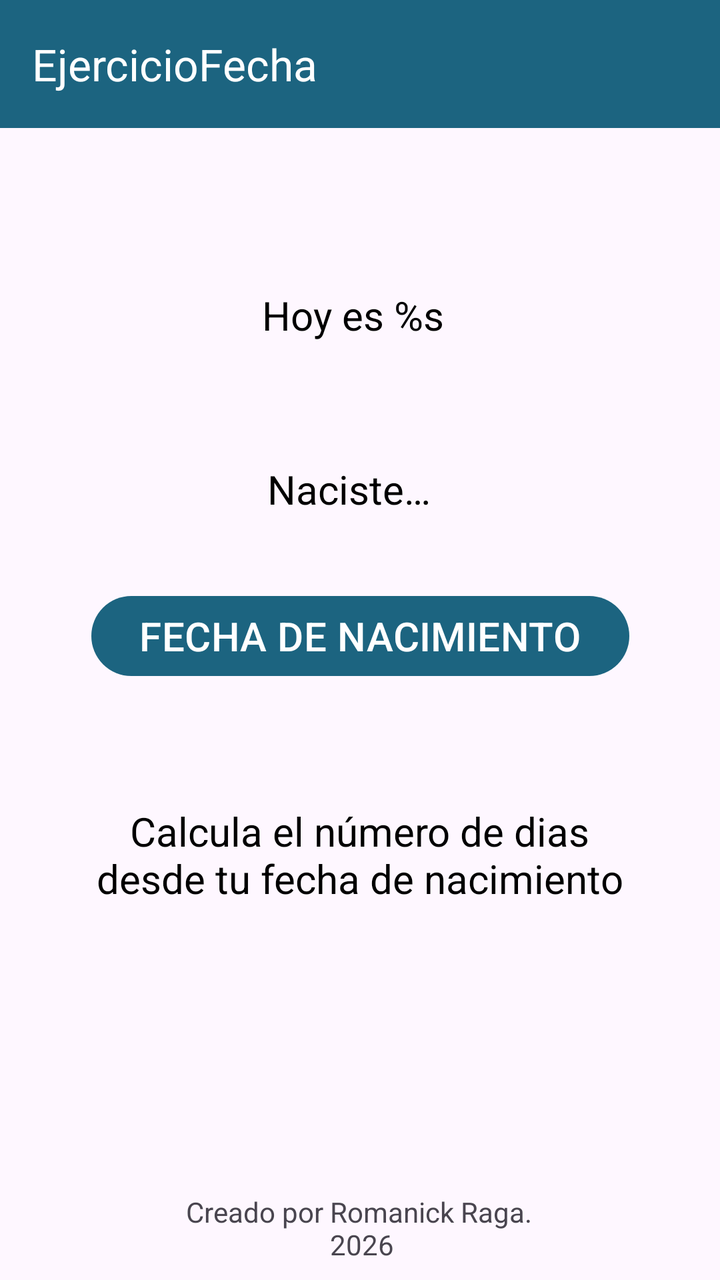
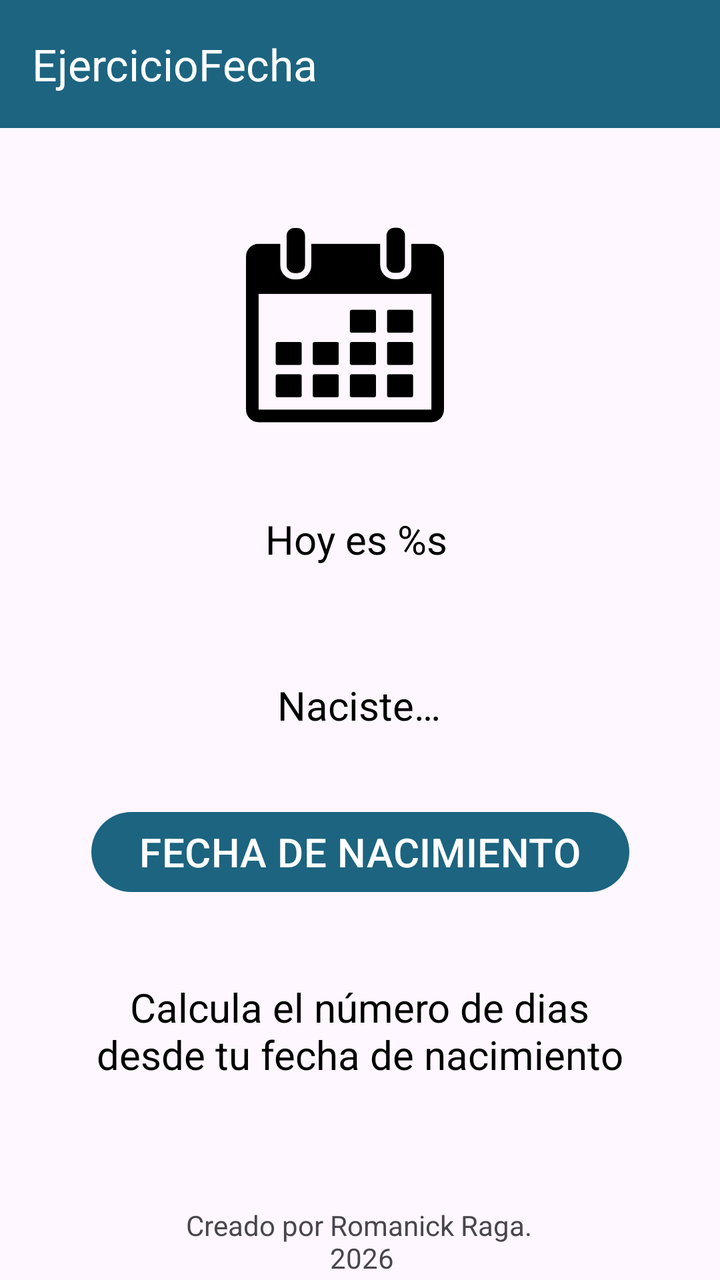

An Android layout rendered at two revisions. The XML below is the earlier revision; the diff shows what the commit changed to produce the second picture.
<!-- AndroidManifest.xml: application theme Theme.AndroidUD05CP01 -->
<!-- res/layout/activity_main.xml -->
<?xml version="1.0" encoding="utf-8"?>
<androidx.constraintlayout.widget.ConstraintLayout xmlns:android="http://schemas.android.com/apk/res/android"
    xmlns:app="http://schemas.android.com/apk/res-auto"
    xmlns:tools="http://schemas.android.com/tools"
    android:id="@+id/main"
    android:layout_width="match_parent"
    android:layout_height="match_parent"
    tools:context=".MainActivity">

    <TextView
        android:id="@+id/tvHoy"
        android:layout_width="wrap_content"
        android:layout_height="wrap_content"
        android:layout_marginTop="144dp"
        android:text="@string/hoy_es"
        style="@style/texto"
        app:layout_constraintEnd_toEndOf="parent"
        app:layout_constraintHorizontal_bias="0.487"
        app:layout_constraintStart_toStartOf="parent"
        app:layout_constraintTop_toTopOf="parent" />

    <TextView
        android:id="@+id/tvFecha"
        android:layout_width="wrap_content"
        android:layout_height="wrap_content"
        android:layout_marginTop="60dp"
        style="@style/texto"
        android:text="@string/naciste"
        app:layout_constraintEnd_toEndOf="parent"
        app:layout_constraintHorizontal_bias="0.48"
        app:layout_constraintStart_toStartOf="parent"
        app:layout_constraintTop_toBottomOf="@+id/tvHoy" />

    <Button
        android:id="@+id/btnFechaNac"
        style="@style/boton1"
        android:layout_width="wrap_content"
        android:layout_height="wrap_content"
        android:layout_marginTop="36dp"
        android:text="@string/fecha_nacimiento"
        app:layout_constraintEnd_toEndOf="parent"
        app:layout_constraintStart_toStartOf="parent"
        app:layout_constraintTop_toBottomOf="@+id/tvFecha" />

    <TextView
        android:id="@+id/tvMensaje"
        style="@style/texto"
        android:layout_width="266dp"
        android:layout_height="95dp"
        android:layout_marginTop="60dp"
        android:text="@string/msjCalcula"

        app:layout_constraintEnd_toEndOf="parent"
        app:layout_constraintHorizontal_bias="0.496"
        app:layout_constraintStart_toStartOf="parent"
        app:layout_constraintTop_toBottomOf="@+id/btnFechaNac" />

    <TextView
        android:id="@+id/tvCreditos"
        android:textAlignment="center"
        android:layout_width="wrap_content"
        android:layout_height="wrap_content"
        android:text="@string/creditos"
        app:layout_constraintBottom_toBottomOf="parent"
        app:layout_constraintEnd_toEndOf="parent"
        app:layout_constraintHorizontal_bias="0.497"
        app:layout_constraintStart_toStartOf="parent"
        app:layout_constraintTop_toBottomOf="@+id/tvMensaje"
        app:layout_constraintVertical_bias="0.923"
        />

    <androidx.appcompat.widget.Toolbar
        android:id="@+id/toolbar"
        style="@style/barraMenu"
        android:layout_width="match_parent"
        android:layout_height="wrap_content"
        android:minHeight="?attr/actionBarSize"
        android:rotationX="0"
        android:theme="?attr/actionBarTheme"
        app:layout_constraintEnd_toEndOf="parent"
        app:layout_constraintHorizontal_bias="0.0"
        app:layout_constraintStart_toStartOf="parent"
        app:layout_constraintTop_toTopOf="parent"
        app:title="EjercicioFecha"
                                     />


</androidx.constraintlayout.widget.ConstraintLayout>
<!-- resources referenced by this layout -->
<resources>
  <string name="creditos">Creado por Romanick Raga.\n
                                  2026</string>
  <string name="fecha_nacimiento">FECHA DE NACIMIENTO</string>
  <string name="hoy_es">Hoy es %s</string>
  <string name="msjCalcula">Calcula el número de dias desde tu fecha de nacimiento</string>
  <string name="naciste">Naciste…</string>
  <style name="barraMenu">
          <item name="android:textSize">20sp</item>
          <item name="android:textColor">@color/white</item>
          <item name="android:fontFamily">sans-serif-medium</item>
          <item name="android:background">@color/turquesa</item>
          <item name="titleTextColor">@color/white</item>
      </style>
  <style name="boton1">
          <item name="android:textSize">20sp</item>
          <item name="android:textColor">@color/white</item>
          <item name="android:fontFamily">sans-serif-medium</item>
          <item name="backgroundTint">@color/turquesa</item>
  
      </style>
  <style name="texto">
          <item name="android:textSize">20sp</item>
          <item name="android:textColor">@color/black</item>
          <item name="android:fontFamily">sans-serif</item>
          <item name="android:textAlignment">center</item>
      </style>
  <style name="Theme.AndroidUD05CP01" parent="Base.Theme.AndroidUD05CP01" />
  <color name="white">#FFFFFFFF</color>
  <color name="turquesa">#1C6480</color>
  <color name="black">#FF000000</color>
  <style name="Base.Theme.AndroidUD05CP01" parent="Theme.Material3.DayNight.NoActionBar">
          
          
      </style>
</resources>

<!-- the commit's change to res/layout/activity_main.xml (unified diff, before → after) -->
@@ -9,25 +9,25 @@
 
     <TextView
         android:id="@+id/tvHoy"
+        style="@style/texto"
         android:layout_width="wrap_content"
         android:layout_height="wrap_content"
-        android:layout_marginTop="144dp"
+        android:layout_marginTop="256dp"
         android:text="@string/hoy_es"
-        style="@style/texto"
         app:layout_constraintEnd_toEndOf="parent"
-        app:layout_constraintHorizontal_bias="0.487"
+        app:layout_constraintHorizontal_bias="0.493"
         app:layout_constraintStart_toStartOf="parent"
         app:layout_constraintTop_toTopOf="parent" />
 
     <TextView
         android:id="@+id/tvFecha"
+        style="@style/texto"
         android:layout_width="wrap_content"
         android:layout_height="wrap_content"
-        android:layout_marginTop="60dp"
-        style="@style/texto"
+        android:layout_marginTop="56dp"
         android:text="@string/naciste"
         app:layout_constraintEnd_toEndOf="parent"
-        app:layout_constraintHorizontal_bias="0.48"
+        app:layout_constraintHorizontal_bias="0.498"
         app:layout_constraintStart_toStartOf="parent"
         app:layout_constraintTop_toBottomOf="@+id/tvHoy" />
 
@@ -47,7 +47,7 @@
         style="@style/texto"
         android:layout_width="266dp"
         android:layout_height="95dp"
-        android:layout_marginTop="60dp"
+        android:layout_marginTop="40dp"
         android:text="@string/msjCalcula"
 
         app:layout_constraintEnd_toEndOf="parent"
@@ -84,5 +84,18 @@
         app:title="EjercicioFecha"
                                      />
 
+    <ImageView
+        android:id="@+id/imageView"
+        android:layout_width="99dp"
+        android:layout_height="105dp"
+        android:layout_marginTop="12dp"
+        app:layout_constraintBottom_toTopOf="@+id/tvHoy"
+        app:layout_constraintEnd_toEndOf="parent"
+        app:layout_constraintHorizontal_bias="0.471"
+        app:layout_constraintStart_toStartOf="parent"
+        app:layout_constraintTop_toBottomOf="@+id/toolbar"
+        app:layout_constraintVertical_bias="0.453"
+        app:srcCompat="@drawable/calendar" />
+
 
 </androidx.constraintlayout.widget.ConstraintLayout>
<!-- resource entries referenced after the edit -->
@@ -1,5 +1,6 @@
 <!-- resources referenced by this layout -->
 <resources>
+  <!-- drawable calendar: png bitmap (drawable, 5072 bytes) -->
   <string name="creditos">Creado por Romanick Raga.\n
                                   2026</string>
   <string name="fecha_nacimiento">FECHA DE NACIMIENTO</string>
